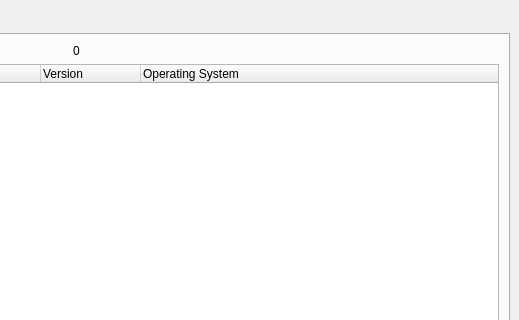
Qt form source/client/ui/router_manager/router_manager_window.ui (dchapyshev/aspia) before a commit; both pictures show x 380 to 899 and y 0 to 320 of the 899 by 523 pixel window.
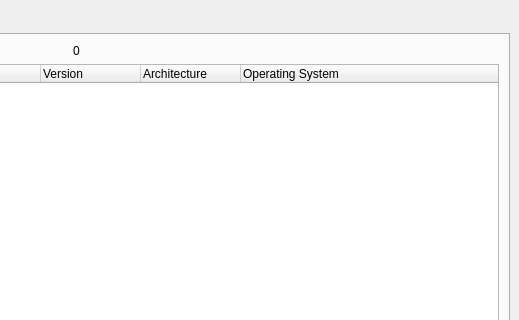
The same form after that commit. Icons and pictures are not drawn.

Commit message: Added architecture field.

```diff
--- a/source/client/ui/router_manager/router_manager_window.ui
+++ b/source/client/ui/router_manager/router_manager_window.ui
@@ -92,6 +92,11 @@
             <string>Version</string>
            </property>
           </column>
+          <column>
+           <property name="text">
+            <string>Architecture</string>
+           </property>
+          </column>
           <column>
            <property name="text">
             <string>Operating System</string>
```
Left out of the diff: 22 changed lines with no effect on the pictures. The commit also changes 15 other files.
